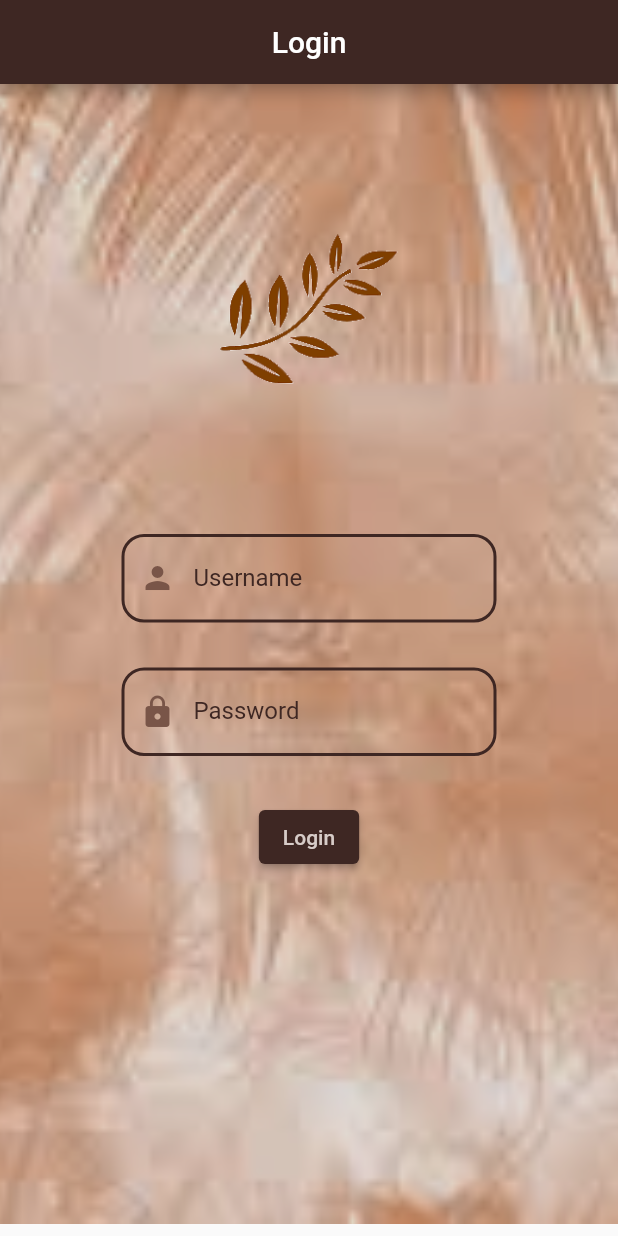
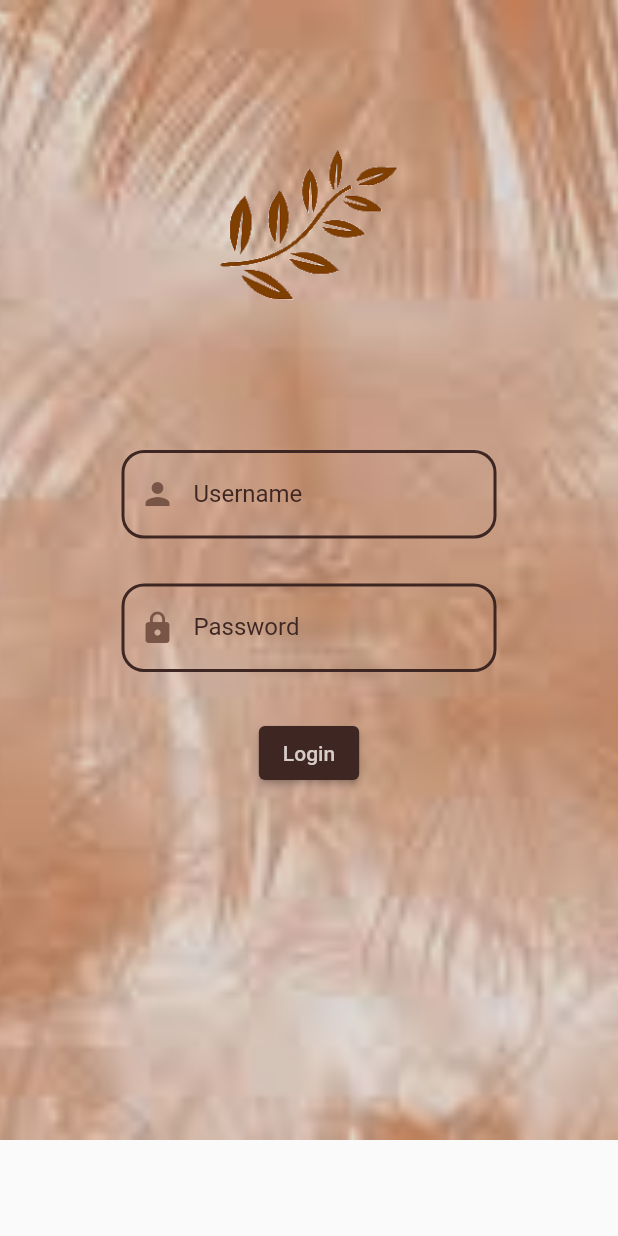
Before and after one commit to Mahwishgul/Assignment-no.2, a Flutter app: the screen it shows after launch, on a phone screen of 412 x 824 dp. Run offline on Flutter 3.47's test engine with Material 2 defaults, Android fonts, the phone set to English and light mode, and no system bars.

Commit message:
Revert "updated"
This reverts commit 18f18a23

```diff
--- a/lib/main.dart
+++ b/lib/main.dart
@@ -16,12 +16,6 @@ class MyApp extends StatelessWidget {
     return MaterialApp(
       debugShowCheckedModeBanner: false,
       home: Scaffold(
-        appBar: AppBar(
-          title:
-          Center(child: Text("Login")),
-          backgroundColor: Colors.brown.shade900,
-
-        ),
         body:SingleChildScrollView(
         child:
         Stack(
```
